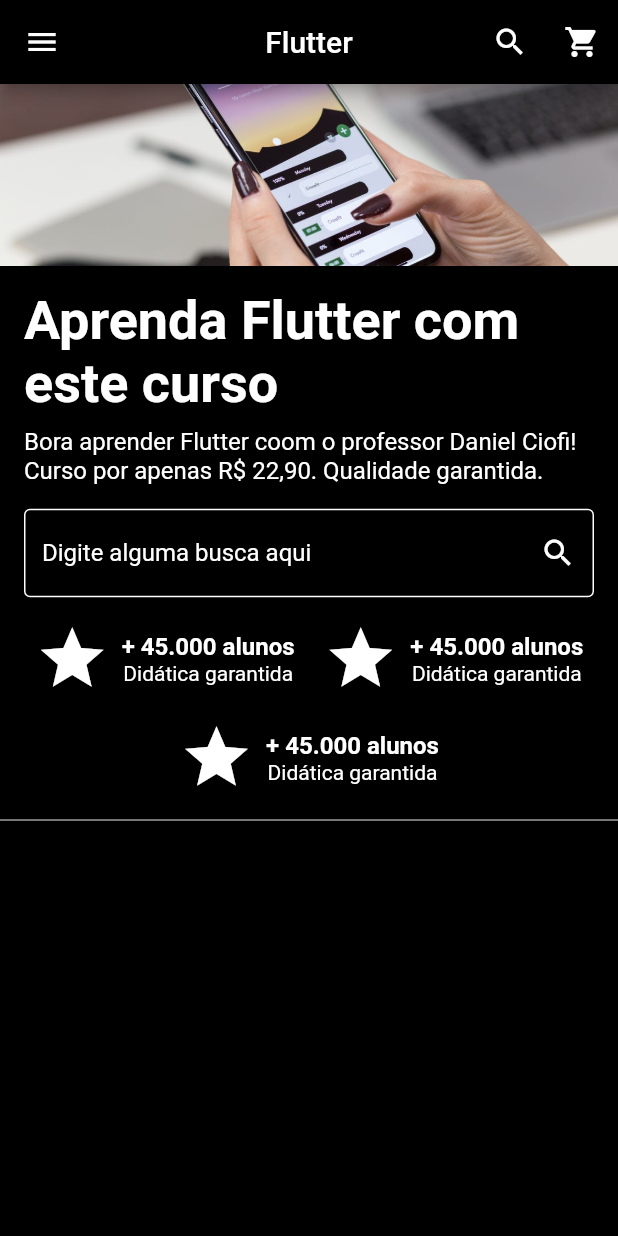
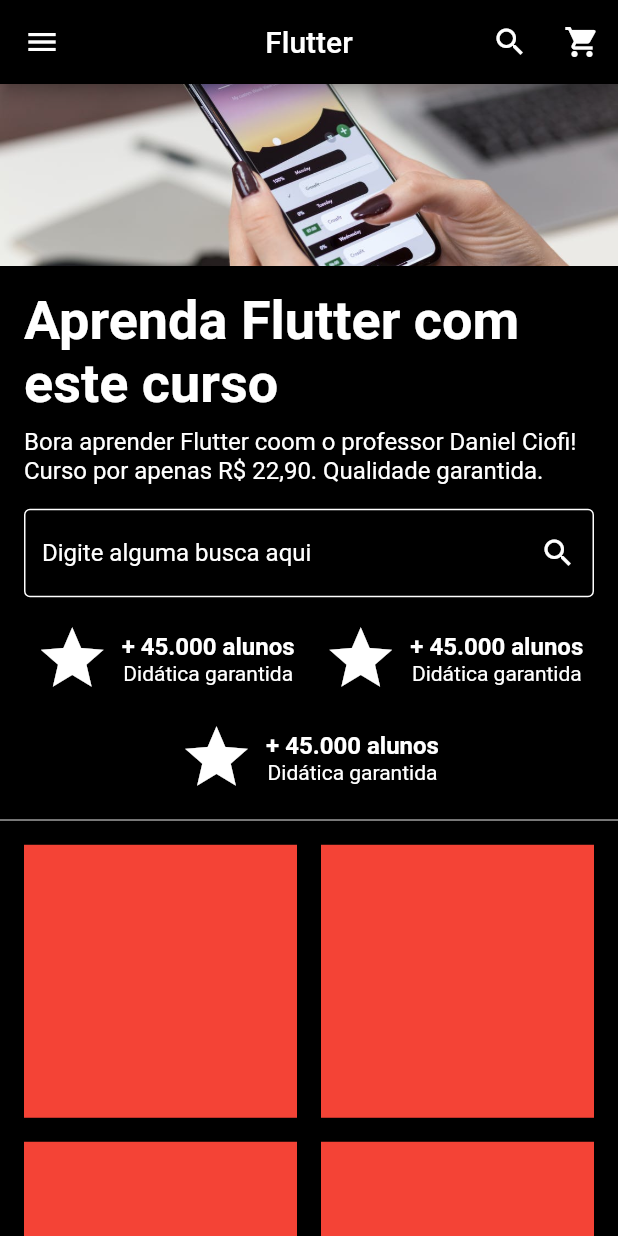
Before and after one commit to rodrigofelipejr/Flutter-Responsive, a Flutter app: the screen it shows after launch, on a phone screen of 412 x 824 dp. Run offline on Flutter 3.47's test engine with Material 2 defaults, Android fonts, the phone set to English and light mode, and no system bars.

Commit message:
Criando a Grade de Cursos Responsiva

```diff
--- a/flutter_app/lib/breakpoint.dart
+++ b/flutter_app/lib/breakpoint.dart
@@ -1 +1,2 @@
+const tabletBreakpoint = 1200;
 const mobileBreakpoint = 700;
--- a/flutter_app/lib/pages/home/home_page.dart
+++ b/flutter_app/lib/pages/home/home_page.dart
@@ -2,7 +2,8 @@ import 'package:flutter/material.dart';
 import 'package:flutter_app/breakpoint.dart';
 import 'package:flutter_app/pages/home/widgets/app_bar/mobile_app_bar.dart';
 import 'package:flutter_app/pages/home/widgets/app_bar/web_app_bar.dart';
-import 'package:flutter_app/pages/home/widgets/sections/advantages_ection.dart';
+import 'package:flutter_app/pages/home/widgets/sections/advantages_section.dart';
+import 'package:flutter_app/pages/home/widgets/sections/course_section.dart';
 import 'package:flutter_app/pages/home/widgets/sections/top_section.dart';
 
 class HomePage extends StatelessWidget {
@@ -30,6 +31,7 @@ class HomePage extends StatelessWidget {
                 children: [
                   TopSection(),
                   AdvantagesSection(),
+                  CoursesSection(),
                 ],
               ),
             ),
--- /dev/null
+++ b/flutter_app/lib/pages/home/widgets/sections/course_section.dart
@@ -0,0 +1,30 @@
+import 'package:flutter/material.dart';
+import 'package:flutter/rendering.dart';
+import 'package:flutter_app/breakpoint.dart';
+
+class CoursesSection extends StatelessWidget {
+  @override
+  Widget build(BuildContext context) {
+    return LayoutBuilder(
+      builder: (context, constraints) {
+        return GridView.builder(
+          itemCount: 20,
+          gridDelegate: SliverGridDelegateWithMaxCrossAxisExtent(
+            maxCrossAxisExtent: 300,
+            crossAxisSpacing: 16.0,
+            mainAxisSpacing: 16.0,
+          ),
+          padding: EdgeInsets.symmetric(
+            vertical: 16.0,
+            horizontal: constraints.maxWidth >= tabletBreakpoint ? 0 : 16.0,
+          ),
+          physics: NeverScrollableScrollPhysics(),
+          itemBuilder: (context, index) {
+            return Container(color: Colors.red);
+          },
+          shrinkWrap: true,
+        );
+      },
+    );
+  }
+}
--- a/flutter_app/lib/pages/home/widgets/sections/top_section.dart
+++ b/flutter_app/lib/pages/home/widgets/sections/top_section.dart
@@ -7,7 +7,7 @@ class TopSection extends StatelessWidget {
   Widget build(BuildContext context) {
     return LayoutBuilder(
       builder: (context, constraints) {
-        if (constraints.maxWidth >= 1200)
+        if (constraints.maxWidth >= tabletBreakpoint)
           return AspectRatio(
             aspectRatio: 3.2,
             child: Stack(
```
Also changed, not shown: flutter_app/lib/pages/home/widgets/sections/advantages_section.dart (renamed from flutter_app/lib/pages/home/widgets/sections/advantages_ection.dart).
